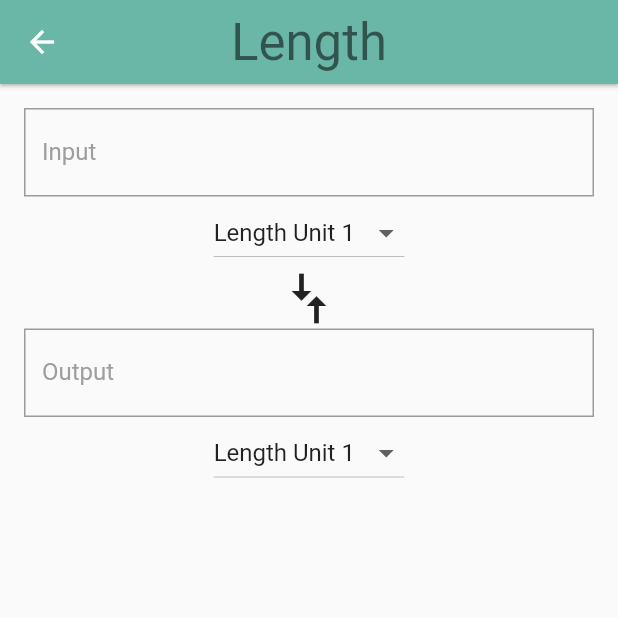
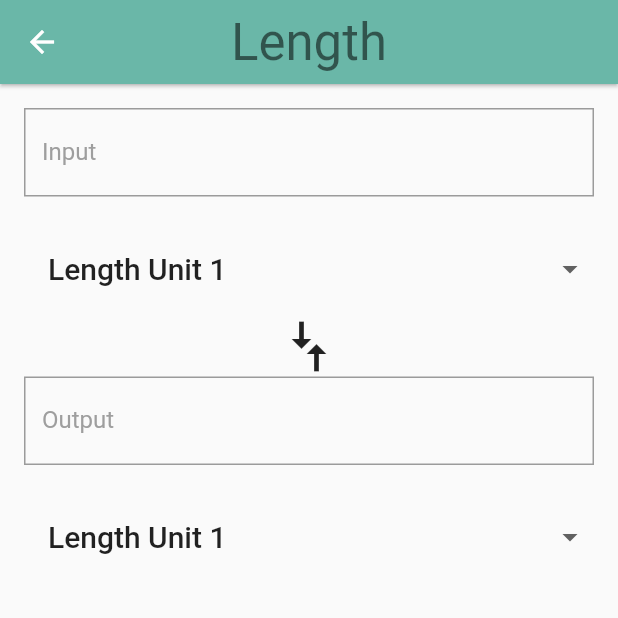
Before and after one commit to kagawa23/special-fortnight, a Flutter app: the screen it shows after launch, after a tap on "Length", on a phone screen of 412 x 824 dp, the top half of it. Run offline on Flutter 3.47's test engine with Material 2 defaults, Android fonts, the phone set to English and light mode, and no system bars.

Commit message:
下拉菜单平铺

```diff
--- a/lib/converter_route.dart
+++ b/lib/converter_route.dart
@@ -69,8 +69,11 @@ class _ConverterRouteState extends State<ConverterRoute> {
       _unitMenuItems = widget.units.map((Unit unit) {
         return DropdownMenuItem(
           value: unit.name,
+          child: Container(
               child: Text(
                     unit.name,
+                    softWrap: true,
+                  )
               ),
         );
       }).toList();
@@ -90,15 +93,14 @@ class _ConverterRouteState extends State<ConverterRoute> {
   }
 
   void _updateInput(String input) {
-    if(input == null || input.isEmpty) {
-
-    }else {
+    if (input == null || input.isEmpty) {
+    } else {
       try {
         final inputDouble = double.parse(input);
         setState(() {
           _showInputError = false;
         });
-      }on Exception catch(e){
+      } on Exception catch (e) {
         print('Error:$e');
         setState(() {
           _showInputError = true;
@@ -111,7 +113,7 @@ class _ConverterRouteState extends State<ConverterRoute> {
     return TextField(
       decoration: InputDecoration(
           labelText: label,
-          errorText: _showInputError?'The input should be double':null,
+          errorText: _showInputError ? 'The input should be double' : null,
           labelStyle: TextStyle(color: Colors.grey),
           border: OutlineInputBorder(
             borderSide: BorderSide(width: 1.0, color: Colors.grey),
@@ -132,7 +134,21 @@ class _ConverterRouteState extends State<ConverterRoute> {
   }
 
   Widget generateDropdownList(items, onChange, value) {
-    return DropdownButton(
+    return Container(
+        margin: EdgeInsets.only(top: 16.0),
+        padding: EdgeInsets.symmetric(vertical: 8.0),
+        child: Theme(
+          data: Theme.of(context).copyWith(
+            canvasColor: Colors.grey[50],
+          ),
+          child: Row(
+            mainAxisAlignment: MainAxisAlignment.spaceBetween,
+            children: <Widget>[
+              Expanded(
+                child: DropdownButtonHideUnderline(
+                    child: ButtonTheme(
+                        alignedDropdown: true,
+                        child: DropdownButton(
                           items: _unitMenuItems,
                           onChanged: (value) {
                             setState(() {
@@ -140,7 +156,13 @@ class _ConverterRouteState extends State<ConverterRoute> {
                             });
                           },
                           value: _fromValue.name,
-    );
+                          style: Theme.of(context).textTheme.title,
+                        ))),
+              )
+            ],
+          )
+
+        ));
   }
 
   @override
```
Lines whose indentation alone changed are shown as unchanged.
